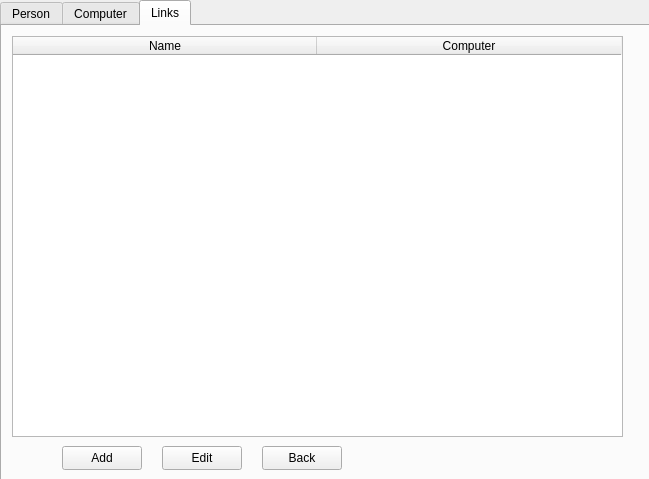
First picture: the form in Widget/displaylist.ui, repository Ladanvini/VLN1-Hopur-5, before the edit.
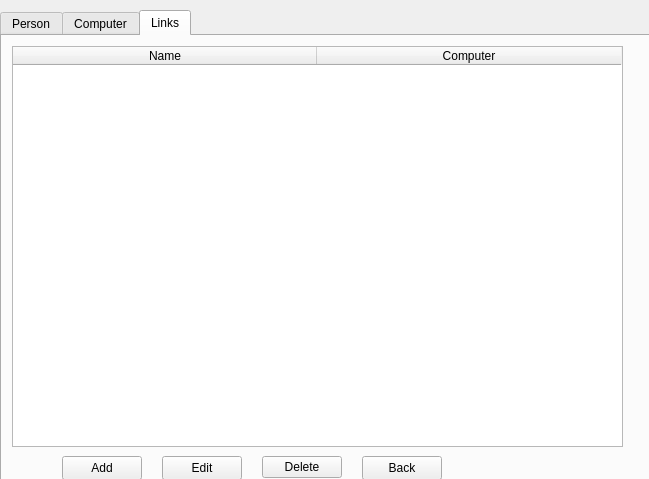
Second picture: the form after the edit. The open tabs and pages were chosen to show the change.

Commit message: made new class addLinks

```diff
--- a/Widget/displaylist.ui
+++ b/Widget/displaylist.ui
@@ -17,7 +17,7 @@
    <property name="geometry">
     <rect>
      <x>0</x>
-     <y>0</y>
+     <y>10</y>
      <width>651</width>
      <height>481</height>
     </rect>
@@ -263,7 +263,7 @@
     <widget class="QPushButton" name="pBLBack">
      <property name="geometry">
       <rect>
-       <x>260</x>
+       <x>360</x>
        <y>420</y>
        <width>80</width>
        <height>24</height>
@@ -273,6 +273,19 @@
       <string>Back</string>
      </property>
     </widget>
+    <widget class="QPushButton" name="pBLDelete">
+     <property name="geometry">
+      <rect>
+       <x>260</x>
+       <y>420</y>
+       <width>80</width>
+       <height>22</height>
+      </rect>
+     </property>
+     <property name="text">
+      <string>Delete</string>
+     </property>
+    </widget>
    </widget>
   </widget>
  </widget>
```
Left out of the diff: 32 changed lines with no effect on the pictures. The commit also changes 4 other files.
